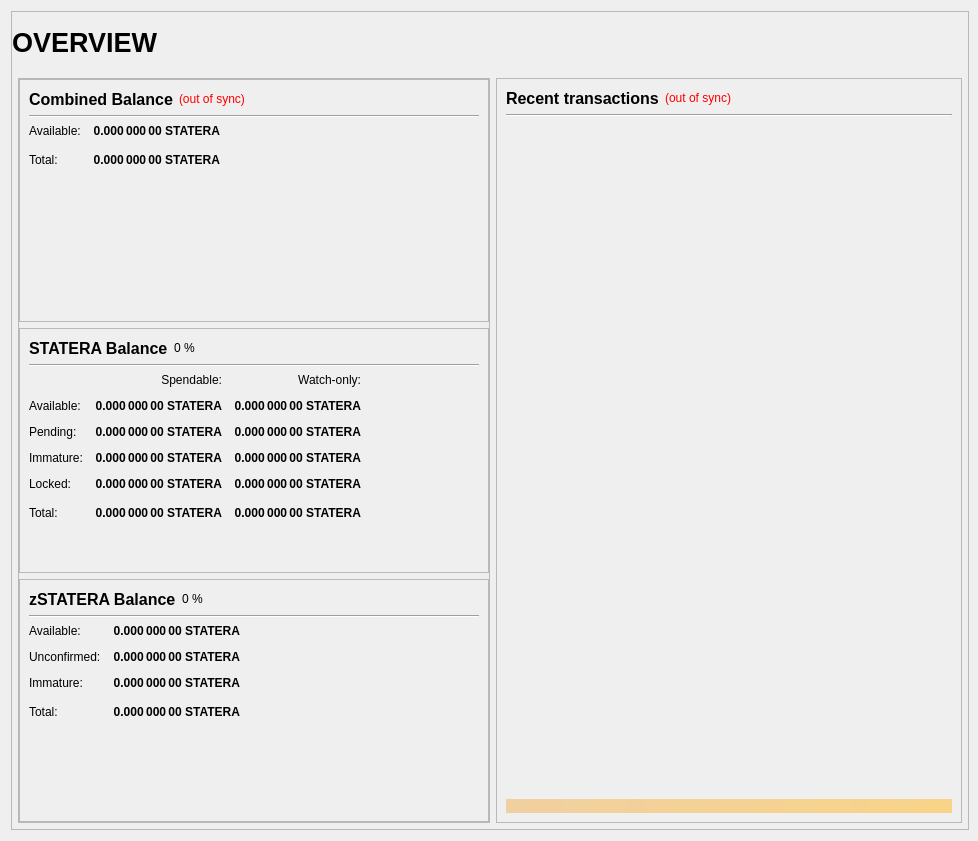
Qt form src/qt/forms/overviewpage.ui (aigon1989/AXIM) before a commit.
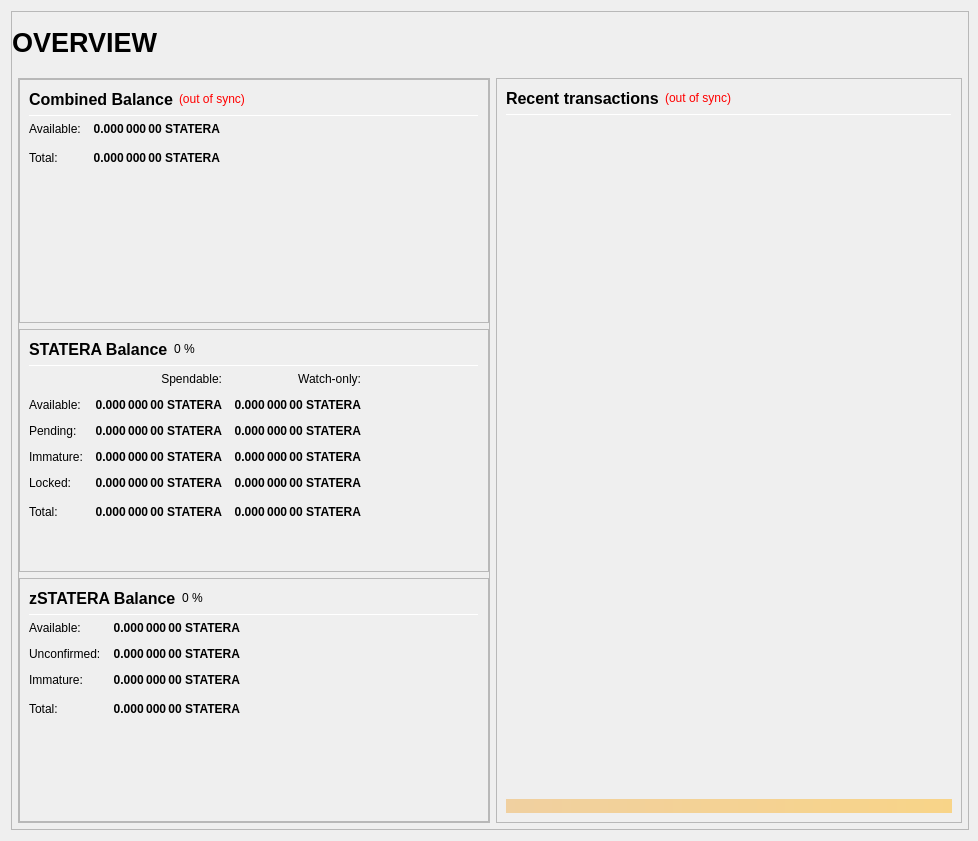
The same form after that commit.

```diff
--- a/src/qt/forms/overviewpage.ui
+++ b/src/qt/forms/overviewpage.ui
@@ -31,7 +31,7 @@
        <height>610</height>
       </size>
      </property>
-     <property name="mstateraumSize">
+     <property name="maximumSize">
       <size>
        <width>16777215</width>
        <height>16777215</height>
@@ -295,7 +295,7 @@
                          <height>1</height>
                         </size>
                        </property>
-                       <property name="mstateraumSize">
+                       <property name="maximumSize">
                         <size>
                          <width>16777215</width>
                          <height>1</height>
@@ -467,7 +467,7 @@
                          <height>1</height>
                         </size>
                        </property>
-                       <property name="mstateraumSize">
+                       <property name="maximumSize">
                         <size>
                          <width>16777215</width>
                          <height>1</height>
@@ -886,7 +886,7 @@
                          <height>1</height>
                         </size>
                        </property>
-                       <property name="mstateraumSize">
+                       <property name="maximumSize">
                         <size>
                          <width>16777215</width>
                          <height>1</height>
@@ -1147,7 +1147,7 @@
                       <height>1</height>
                      </size>
                     </property>
-                    <property name="mstateraumSize">
+                    <property name="maximumSize">
                      <size>
                       <width>16777215</width>
                       <height>1</height>
```
Left out of the diff: 6 changed lines with no effect on the pictures.
